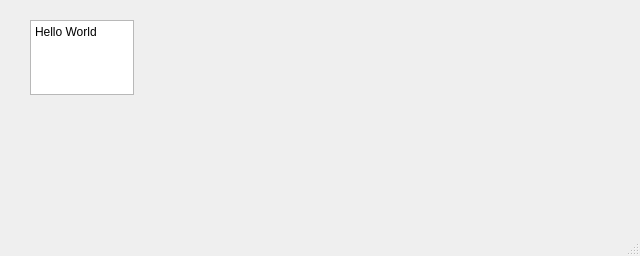
Old version of the form mainwindow_test.ui in the repository dapperfu/PyQt5Scratch.
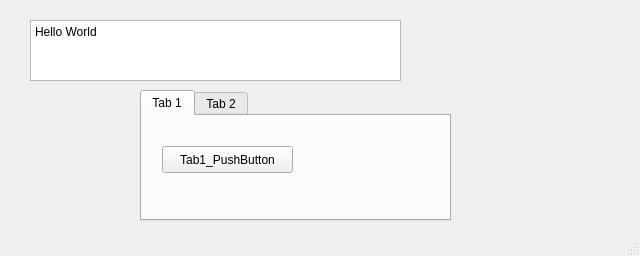
New version of the form.

Commit message: Git Auto Commit: Sun Dec 11 02:42:51 EST 2016

The edit to the form file:
```diff
--- a/mainwindow_test.ui
+++ b/mainwindow_test.ui
@@ -19,8 +19,8 @@
      <rect>
       <x>30</x>
       <y>20</y>
-      <width>104</width>
-      <height>75</height>
+      <width>371</width>
+      <height>61</height>
      </rect>
     </property>
     <property name="html">
@@ -32,6 +32,55 @@
 &lt;p style=&quot;-qt-paragraph-type:empty; margin-top:0px; margin-bottom:0px; margin-left:0px; margin-right:0px; -qt-block-indent:0; text-indent:0px;&quot;&gt;&lt;br /&gt;&lt;/p&gt;&lt;/body&gt;&lt;/html&gt;</string>
     </property>
    </widget>
+   <widget class="QTabWidget" name="tabWidget">
+    <property name="geometry">
+     <rect>
+      <x>140</x>
+      <y>90</y>
+      <width>311</width>
+      <height>131</height>
+     </rect>
+    </property>
+    <property name="currentIndex">
+     <number>0</number>
+    </property>
+    <widget class="QWidget" name="tab">
+     <attribute name="title">
+      <string>Tab 1</string>
+     </attribute>
+     <widget class="QPushButton" name="pushButton">
+      <property name="geometry">
+       <rect>
+        <x>20</x>
+        <y>30</y>
+        <width>131</width>
+        <height>27</height>
+       </rect>
+      </property>
+      <property name="text">
+       <string>Tab1_PushButton</string>
+      </property>
+     </widget>
+    </widget>
+    <widget class="QWidget" name="tab_2">
+     <attribute name="title">
+      <string>Tab 2</string>
+     </attribute>
+     <widget class="QPushButton" name="Tab2_PushButton">
+      <property name="geometry">
+       <rect>
+        <x>90</x>
+        <y>30</y>
+        <width>141</width>
+        <height>27</height>
+       </rect>
+      </property>
+      <property name="text">
+       <string>Tab2_PushButton</string>
+      </property>
+     </widget>
+    </widget>
+   </widget>
   </widget>
   <widget class="QMenuBar" name="menubar">
    <property name="geometry">
```
The commit also changes 1 other file.
